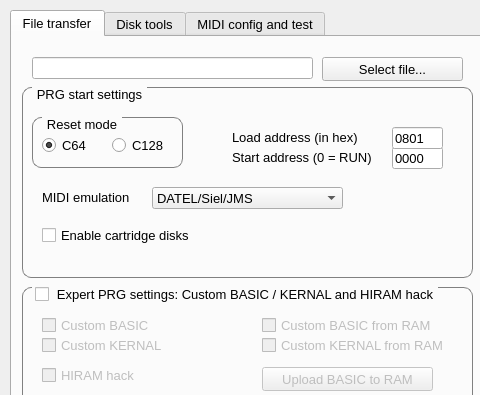
FrankBuss/kerberos, file qt/mainwindowform.ui: the form before one commit; both pictures show x 0 to 480 and y 0 to 395 of the 720 by 509 pixel window.
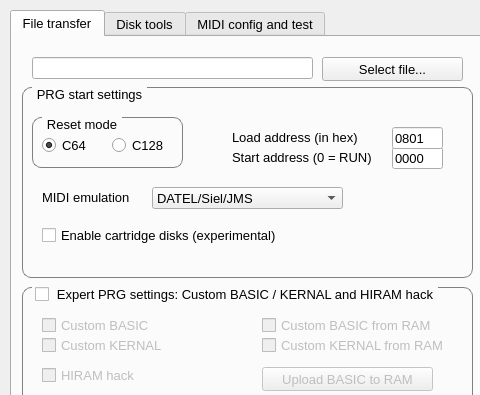
The form after the commit. Icons and pictures are not drawn.

What changed in the file:
```diff
--- a/qt/mainwindowform.ui
+++ b/qt/mainwindowform.ui
@@ -294,7 +294,7 @@
         <rect>
          <x>20</x>
          <y>140</y>
-         <width>191</width>
+         <width>301</width>
          <height>17</height>
         </rect>
        </property>
@@ -304,7 +304,7 @@
         </font>
        </property>
        <property name="text">
-        <string>Enable cartridge disks</string>
+        <string>Enable cartridge disks (experimental)</string>
        </property>
       </widget>
      </widget>
```
Left out of the diff: 2 changed lines with no effect on the pictures.
